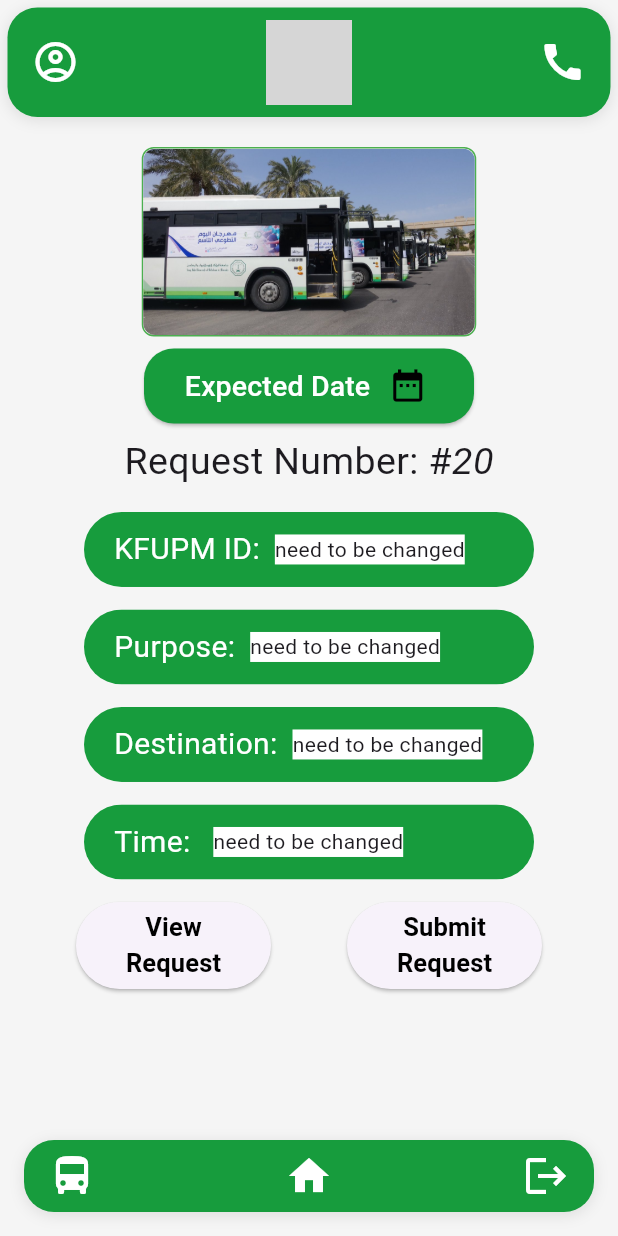
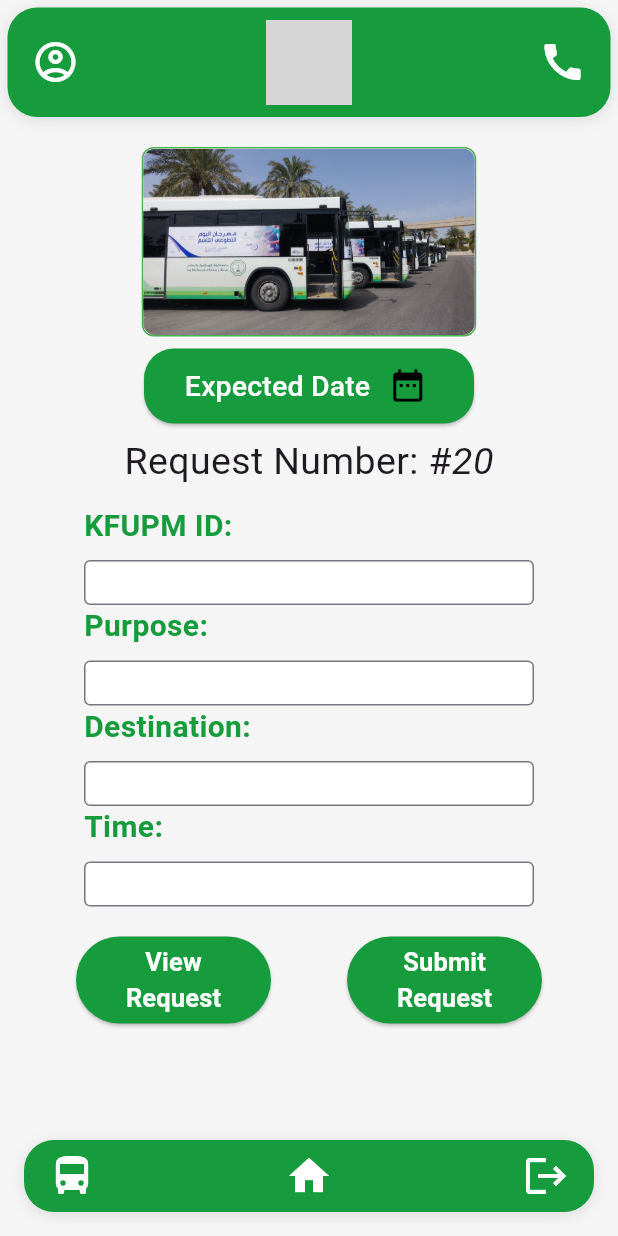
Before and after one commit to MalikAlharbi/kfupm_smart_bus_system, a Flutter app: the screen it shows after launch, on a phone screen of 412 x 824 dp. Run offline on Flutter 3.47's test engine with Material 3 defaults, Android fonts, the phone set to English and light mode, and no system bars; grey boxes are pictures that could not be loaded.

Commit message:
feat: style changed

```diff
--- a/lib/Widgets/text_field.dart
+++ b/lib/Widgets/text_field.dart
@@ -1,20 +1,15 @@
 import 'package:flutter/material.dart';
-import 'package:kfupm_smart_bus_system/special_buttons/special_text_field.dart';
 
 class TextFieldBus extends StatefulWidget {
-  TextFieldBus({super.key, required this.title});
+  const TextFieldBus({Key? key, required this.title}) : super(key: key);
 
   final String title;
+
   @override
-  State<StatefulWidget> createState() {
-    // TODO: implement createState
-    return _TextFieldBusState();
-  }
+  State<TextFieldBus> createState() => _TextFieldBusState();
 }
 
 class _TextFieldBusState extends State<TextFieldBus> {
-  @override
-  Widget build(BuildContext context) {
   late TextEditingController controller;
   String text = '';
 
@@ -26,38 +21,46 @@ class _TextFieldBusState extends State<TextFieldBus> {
 
   @override
   void dispose() {
+    controller.dispose();
     super.dispose();
-      controller.dispose();
   }
 
-    // TODO: implement build
-    return ClipRRect(
-      borderRadius: BorderRadius.circular(30),
-      child: Container(
+  @override
+  Widget build(BuildContext context) {
+    return SizedBox(
       width: 300,
-        height: 50,
-        color: const Color(0xFF179C3D),
-        child: Padding(
-          padding: const EdgeInsets.only(left: 20),
-          child: Row(
+      child: Column(
+        crossAxisAlignment: CrossAxisAlignment.start,
         children: [
           Text(
             widget.title,
-                style: const TextStyle(fontSize: 20, color: Colors.white),
+            style: const TextStyle(
+              fontSize: 20,
+              color: Color(0xFF179C3D),
+              fontWeight: FontWeight.bold,
             ),
-              const SizedBox(
-                width: 10,
           ),
+          const SizedBox(height: 8), // Added spacing between Text and TextField
           Container(
+            height: 30, // Increased height for better visibility
             color: Colors.white,
-                child: const Text("need to be changed"),
+
+            child: TextField(
+
+              style: const TextStyle(fontSize: 16,),
+              cursorHeight:20,
+              decoration: const InputDecoration(
+                border: OutlineInputBorder(),
+                contentPadding: EdgeInsets.symmetric(horizontal: 8, vertical: 1),
               ),
-              const SizedBox(
-                width: 10,
+              onChanged: (value) {
+                setState(() {
+                  text = value;
+                });
+              },
+            ),
           ),
         ],
-          ),
-        ),
       ),
     );
   }
--- a/lib/screens/request_bus.dart
+++ b/lib/screens/request_bus.dart
@@ -70,47 +70,35 @@ class _RequestBusState extends State<RequestBus> {
                 ),
               ],
             )),
+            const SizedBox(height: 10,)
           ],
         ),
         // Second child: Column with 5 sub-children
         Column(
           children: [
-            const SizedBox(
-              height: 15,
-            ),
             TextFieldBus(
               title: 'KFUPM ID:',
-            ),
-            const SizedBox(
-              height: 15,
             ),
             TextFieldBus(
               title: 'Purpose:',
             ),
-            const SizedBox(
-              height: 15,
-            ),
             TextFieldBus(
               title: 'Destination:',
-            ),
-            const SizedBox(
-              height: 15,
             ),
             TextFieldBus(
               title: 'Time: ',
             ),
-            const SizedBox(
-              height: 15,
-            ),
           ],
         ),
         // Third child: Row with 2 sub-children
+        SizedBox(height: 20,),
         Row(
           children: [
             const Spacer(),
             Container(
                 width: 130,
                 child: ElevatedButton(
+                  style: ElevatedButton.styleFrom(backgroundColor: Color(0xFF179C3D)),
                     onPressed: () {},
                     child: Container(
                       decoration: const BoxDecoration(),
@@ -121,14 +109,14 @@ class _RequestBusState extends State<RequestBus> {
                             Text(
                               "View",
                               style: TextStyle(
-                                  color: Colors.black,
+                                  color: Colors.white,
                                   fontSize: 17,
                                   fontWeight: FontWeight.bold),
                             ),
                             Text(
                               "Request",
                               style: TextStyle(
-                                  color: Colors.black,
+                                  color: Colors.white,
                                   fontSize: 17,
                                   fontWeight: FontWeight.bold),
                             )
@@ -140,6 +128,7 @@ class _RequestBusState extends State<RequestBus> {
             Container(
                 width: 130,
                 child: ElevatedButton(
+                  style: ElevatedButton.styleFrom(backgroundColor: Color(0xFF179C3D)),
                     onPressed: () {},
                     child: Container(
                       child: const Padding(
@@ -149,14 +138,14 @@ class _RequestBusState extends State<RequestBus> {
                             Text(
                               "Submit",
                               style: TextStyle(
-                                  color: Colors.black,
+                                  color: Colors.white,
                                   fontSize: 17,
                                   fontWeight: FontWeight.bold),
                             ),
                             Text(
                               "Request",
                               style: TextStyle(
-                                  color: Colors.black,
+                                  color: Colors.white,
                                   fontSize: 17,
                                   fontWeight: FontWeight.bold),
                             )
```
Lines whose indentation alone changed are shown as unchanged.
